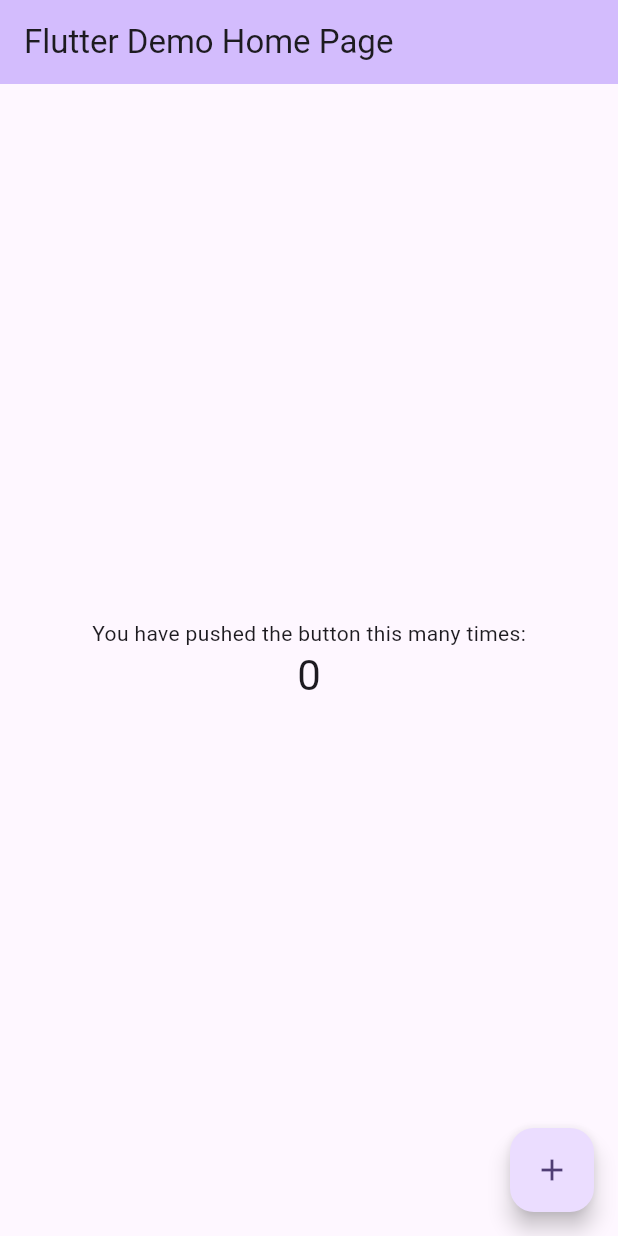
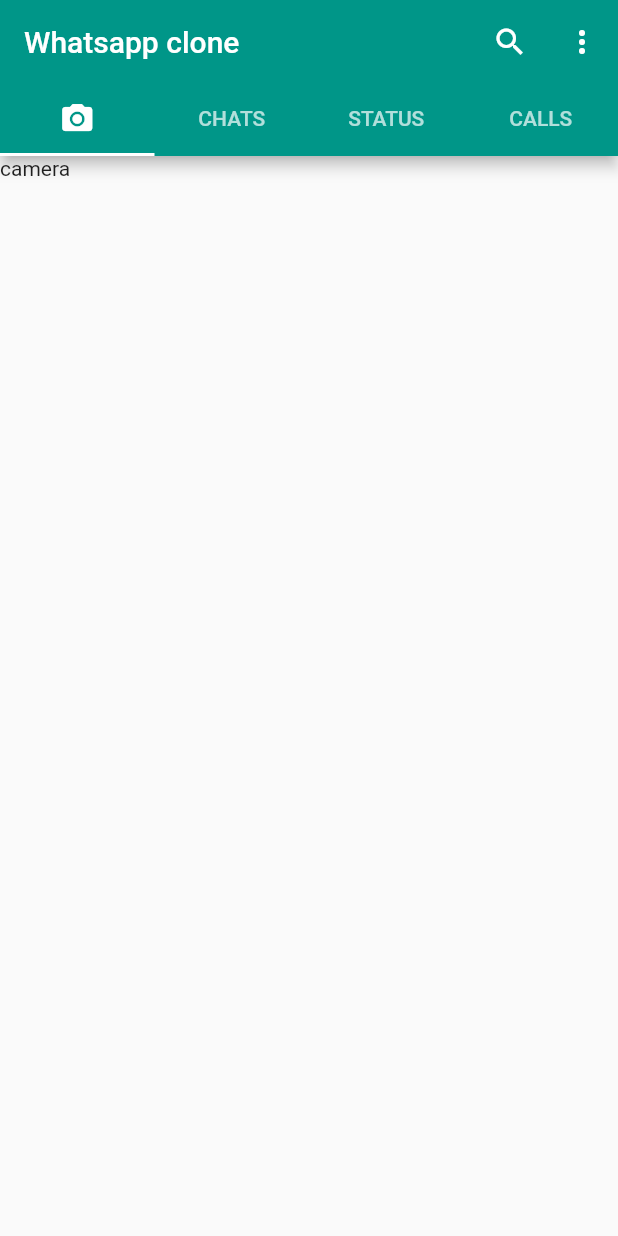
Before and after one commit to maazsaleem1/flutter-statemanagement, a Flutter app: the screen it shows after launch, on a phone screen of 412 x 824 dp. Run offline on Flutter 3.47's test engine with Material 2 defaults, Android fonts, the phone set to English and light mode, and no system bars; our stand-ins replace flutter_svg.

Commit message:
need changes more

```diff
--- a/lib/main.dart
+++ b/lib/main.dart
@@ -1,4 +1,5 @@
 import 'package:flutter/material.dart';
+import 'package:flutter_learning/view/Home_Screen.dart';
 
 void main() {
   runApp(const MyApp());
@@ -11,117 +12,11 @@ class MyApp extends StatelessWidget {
   @override
   Widget build(BuildContext context) {
     return MaterialApp(
-      title: 'Flutter Demo',
       theme: ThemeData(
-        // This is the theme of your application.
-        //
-        // TRY THIS: Try running your application with "flutter run". You'll see
-        // the application has a blue toolbar. Then, without quitting the app,
-        // try changing the seedColor in the colorScheme below to Colors.green
-        // and then invoke "hot reload" (save your changes or press the "hot
-        // reload" button in a Flutter-supported IDE, or press "r" if you used
-        // the command line to start the app).
-        //
-        // Notice that the counter didn't reset back to zero; the application
-        // state is not lost during the reload. To reset the state, use hot
-        // restart instead.
-        //
-        // This works for code too, not just values: Most code changes can be
-        // tested with just a hot reload.
-        colorScheme: ColorScheme.fromSeed(seedColor: Colors.deepPurple),
-        useMaterial3: true,
-      ),
-      home: const MyHomePage(title: 'Flutter Demo Home Page'),
+          // primaryColor: Color(0xFF075E54),
+          colorScheme: ColorScheme.fromSwatch(
+              primarySwatch: Colors.teal, accentColor: Color(0XFF128C7E))),
+      home: HomeScreen(),
     );
   }
 }
-
-class MyHomePage extends StatefulWidget {
-  const MyHomePage({super.key, required this.title});
-
-  // This widget is the home page of your application. It is stateful, meaning
-  // that it has a State object (defined below) that contains fields that affect
-  // how it looks.
-
-  // This class is the configuration for the state. It holds the values (in this
-  // case the title) provided by the parent (in this case the App widget) and
-  // used by the build method of the State. Fields in a Widget subclass are
-  // always marked "final".
-
-  final String title;
-
-  @override
-  State<MyHomePage> createState() => _MyHomePageState();
-}
-
-class _MyHomePageState extends State<MyHomePage> {
-  int _counter = 0;
-
-  void _incrementCounter() {
-    setState(() {
-      // This call to setState tells the Flutter framework that something has
-      // changed in this State, which causes it to rerun the build method below
-      // so that the display can reflect the updated values. If we changed
-      // _counter without calling setState(), then the build method would not be
-      // called again, and so nothing would appear to happen.
-      _counter++;
-    });
-  }
-
-  @override
-  Widget build(BuildContext context) {
-    // This method is rerun every time setState is called, for instance as done
-    // by the _incrementCounter method above.
-    //
-    // The Flutter framework has been optimized to make rerunning build methods
-    // fast, so that you can just rebuild anything that needs updating rather
-    // than having to individually change instances of widgets.
-    return Scaffold(
-      appBar: AppBar(
-        // TRY THIS: Try changing the color here to a specific color (to
-        // Colors.amber, perhaps?) and trigger a hot reload to see the AppBar
-        // change color while the other colors stay the same.
-        backgroundColor: Theme.of(context).colorScheme.inversePrimary,
-        // Here we take the value from the MyHomePage object that was created by
-        // the App.build method, and use it to set our appbar title.
-        title: Text(widget.title),
-      ),
-      body: Center(
-        // Center is a layout widget. It takes a single child and positions it
-        // in the middle of the parent.
-        child: Column(
-          // Column is also a layout widget. It takes a list of children and
-          // arranges them vertically. By default, it sizes itself to fit its
-          // children horizontally, and tries to be as tall as its parent.
-          //
-          // Column has various properties to control how it sizes itself and
-          // how it positions its children. Here we use mainAxisAlignment to
-          // center the children vertically; the main axis here is the vertical
-          // axis because Columns are vertical (the cross axis would be
-          // horizontal).
-          //
-          // TRY THIS: Invoke "debug painting" (choose the "Toggle Debug Paint"
-          // action in the IDE, or press "p" in the console), to see the
-          // wireframe for each widget.
-          mainAxisAlignment: MainAxisAlignment.center,
-          children: <Widget>[
-            const Text(
-              'You have pushed the button this many times:',
-            ),
-            Text(
-              '$_counter',
-              style: Theme.of(context).textTheme.headlineMedium,
-            ),
-          ],
-        ),
-      ),
-      floatingActionButton: FloatingActionButton(
-        focusColor: Colors.amber,
-        onPressed: _incrementCounter,
-        tooltip: 'Increment',
-        child: const Icon(Icons.add),
-
-      ), // This trailing comma makes auto-formatting nicer for build methods.
-    );
-  }
-}
--- /dev/null
+++ b/lib/view/Home_Screen.dart
@@ -0,0 +1,78 @@
+import 'package:flutter/material.dart';
+import 'package:flutter_learning/pages/chat_page.dart';
+
+class HomeScreen extends StatefulWidget {
+  const HomeScreen({super.key});
+
+  @override
+  State<HomeScreen> createState() => _HomeScreenState();
+}
+
+class _HomeScreenState extends State<HomeScreen> with TickerProviderStateMixin {
+  // ignore: prefer_final_fields
+  late TabController _controller =
+      TabController(length: 4, vsync: this, initialIndex: 0);
+  @override
+  void initState() {
+    // TODO: implement initState
+    super.initState();
+    // _controller = TabController(length: 4, vsync: this, initialIndex: 0);
+  }
+
+  @override
+  Widget build(BuildContext context) {
+    return Scaffold(
+      appBar: AppBar(
+        title: const Text("Whatsapp clone"),
+        actions: [
+          IconButton(onPressed: () {}, icon: const Icon(Icons.search)),
+          // ignore: non_constant_identifier_names
+          PopupMenuButton<String>(itemBuilder: (BuildContext Context) {
+            return const [
+              PopupMenuItem(
+                child: Text("New group"),
+              ),
+              PopupMenuItem(
+                child: Text("New broadcast"),
+              ),
+              PopupMenuItem(
+                child: Text("whatsaap web"),
+              ),
+              PopupMenuItem(
+                child: Text("stareed message"),
+              ),
+            ];
+          })
+        ],
+        bottom: TabBar(
+          indicatorColor: Colors.white,
+          controller: _controller,
+          tabs: const [
+            Tab(
+              icon: Icon(Icons.camera_alt),
+            ),
+            Tab(
+              text: "CHATS",
+            ),
+            Tab(
+              text: "STATUS",
+            ),
+            Tab(
+              text: "CALLS",
+            ),
+          ],
+        ),
+      ),
+      body: TabBarView(
+        controller: _controller,
+        children: const [
+        Text("camera"),
+
+        ChatScreen(),
+
+        Text("status"),
+        Text("calls")
+      ]),
+    );
+  }
+}
```
Also changed, not shown: lib/custom_ui/custom_card.dart (added, +65 -0 lines), lib/model.dart/chat_model.dart (added, +14 -0 lines), lib/pages/chat_page.dart (added, +58 -0 lines), lib/view/indivdual_page.dart (added, +40 -0 lines), pubspec.yaml (+6 -3 lines), assets/groups.svg (added), assets/person.svg (added), pubspec.lock.
